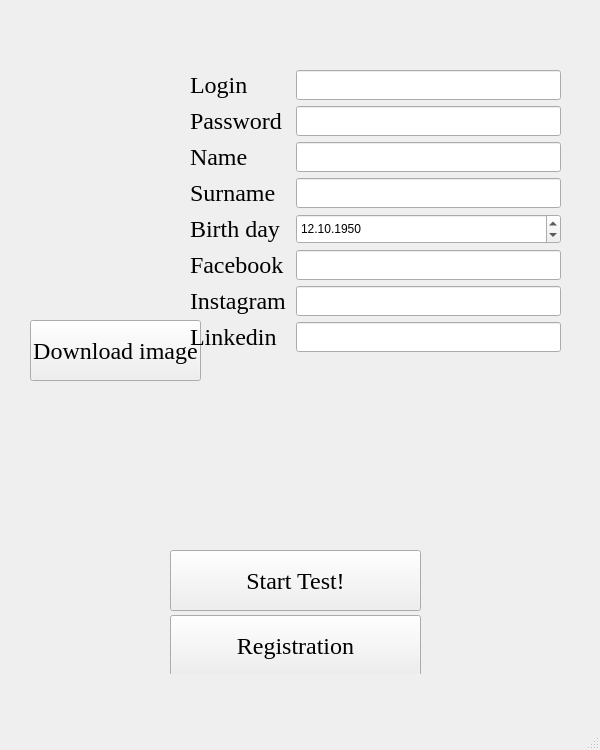
Before: the Qt Designer form reg_w.ui in pidhurska/Kursova, drawn with Qt 5.
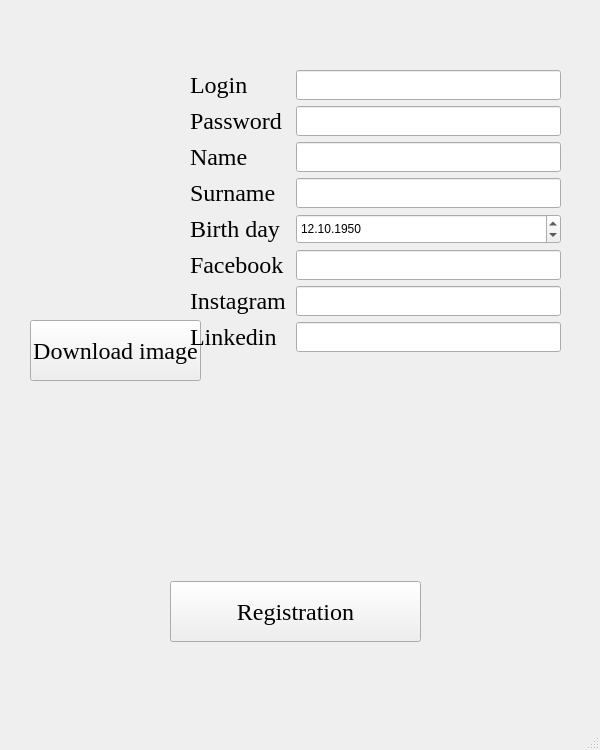
After: the same form once the commit is applied. Icons and pictures are not drawn.

```diff
--- a/reg_w.ui
+++ b/reg_w.ui
@@ -95,31 +95,6 @@
      </rect>
     </property>
     <layout class="QVBoxLayout" name="verticalLayout">
-     <item>
-      <widget class="QPushButton" name="pushButton">
-       <property name="minimumSize">
-        <size>
-         <width>251</width>
-         <height>61</height>
-        </size>
-       </property>
-       <property name="maximumSize">
-        <size>
-         <width>251</width>
-         <height>61</height>
-        </size>
-       </property>
-       <property name="font">
-        <font>
-         <family>Times</family>
-         <pointsize>18</pointsize>
-        </font>
-       </property>
-       <property name="text">
-        <string>Start Test!</string>
-       </property>
-      </widget>
-     </item>
      <item>
       <widget class="QPushButton" name="pushButton_2">
        <property name="minimumSize">
```
